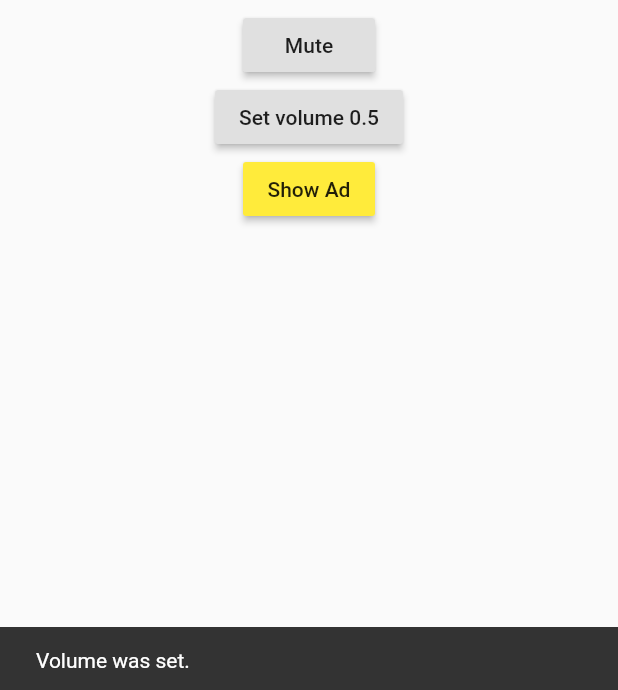
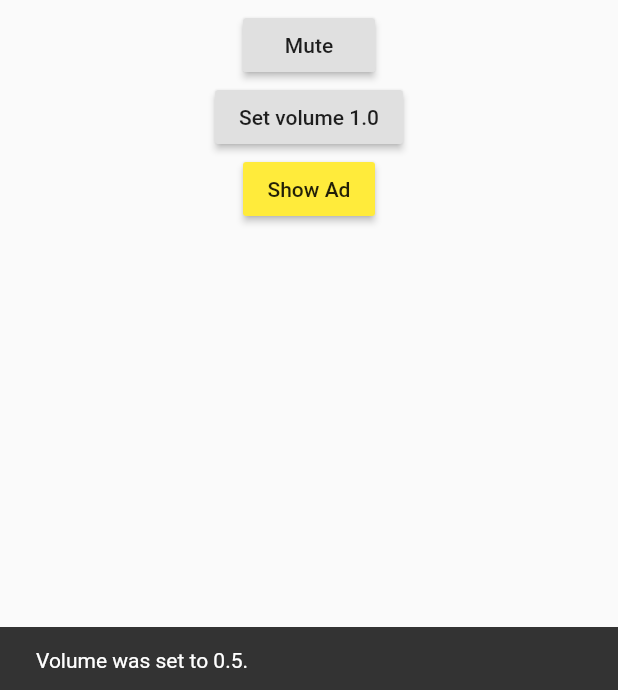
Before and after one commit to Innim/google_mobile_ads_ext, a Flutter app: the screen it shows after launch, after a tap on "Set volume 0.5", on a phone screen of 412 x 824 dp. Shown: the part 543-1233 px from the top of the screen. Run offline on Flutter 3.47's test engine with Material 2 defaults, Android fonts, the phone set to English and light mode, and no system bars; our stand-ins replace google_mobile_ads.

Commit message:
Example: change volume to 0.5 and 1.
Fixed: volume change doesn't reset muted status.

```diff
--- a/example/lib/main.dart
+++ b/example/lib/main.dart
@@ -16,11 +16,13 @@ class MyApp extends StatefulWidget {
 }
 
 class _MyAppState extends State<MyApp> {
+  double _value = 1;
   bool _muted = false;
   bool _pending = false;
 
   @override
   Widget build(BuildContext context) {
+    final nextVal = _value == 1 ? .5 : 1.0;
     return MaterialApp(
       home: Scaffold(
         appBar: AppBar(
@@ -45,15 +47,14 @@ class _MyAppState extends State<MyApp> {
                     },
                   ),
                   RaisedButton(
-                    child: const Text('Set volume 0.5'),
+                    child: Text('Set volume $nextVal'),
                     onPressed: () async {
-                      const volume = 0.5;
-                      await GoogleMobileAdsExt.setAppVolume(volume);
+                      await GoogleMobileAdsExt.setAppVolume(nextVal);
 
-                      _showMessage(context, 'Volume was set.');
+                      _showMessage(context, 'Volume was set to $nextVal.');
 
                       setState(() {
-                        _muted = false;
+                        _value = nextVal;
                       });
                     },
                   ),
```
